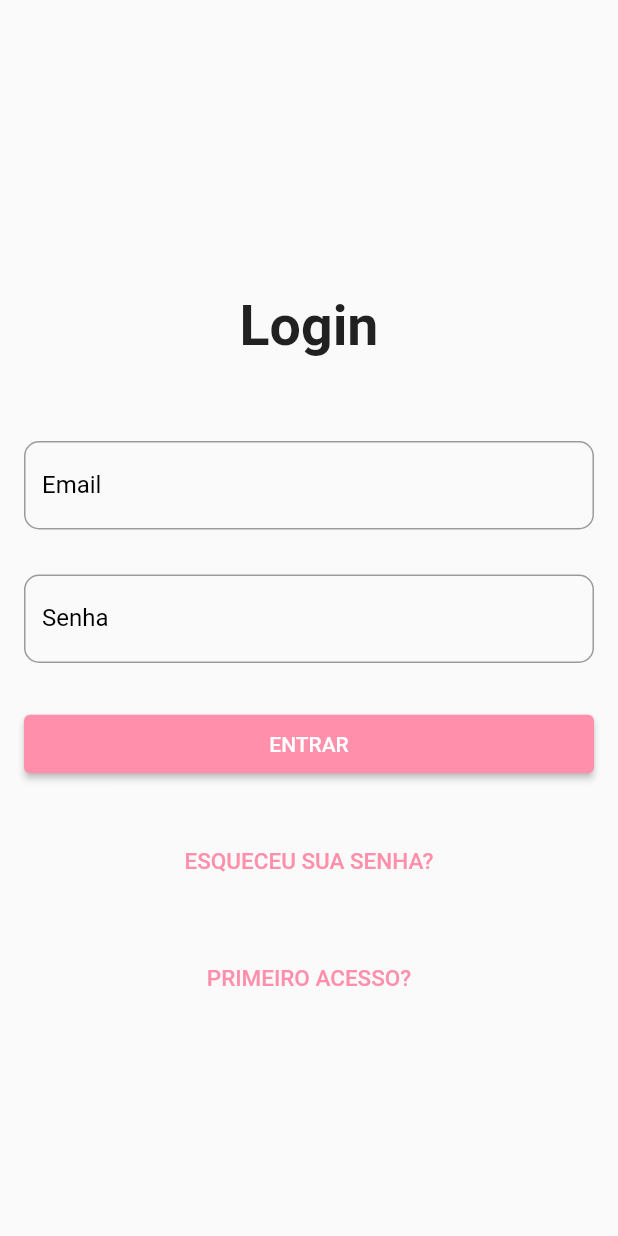
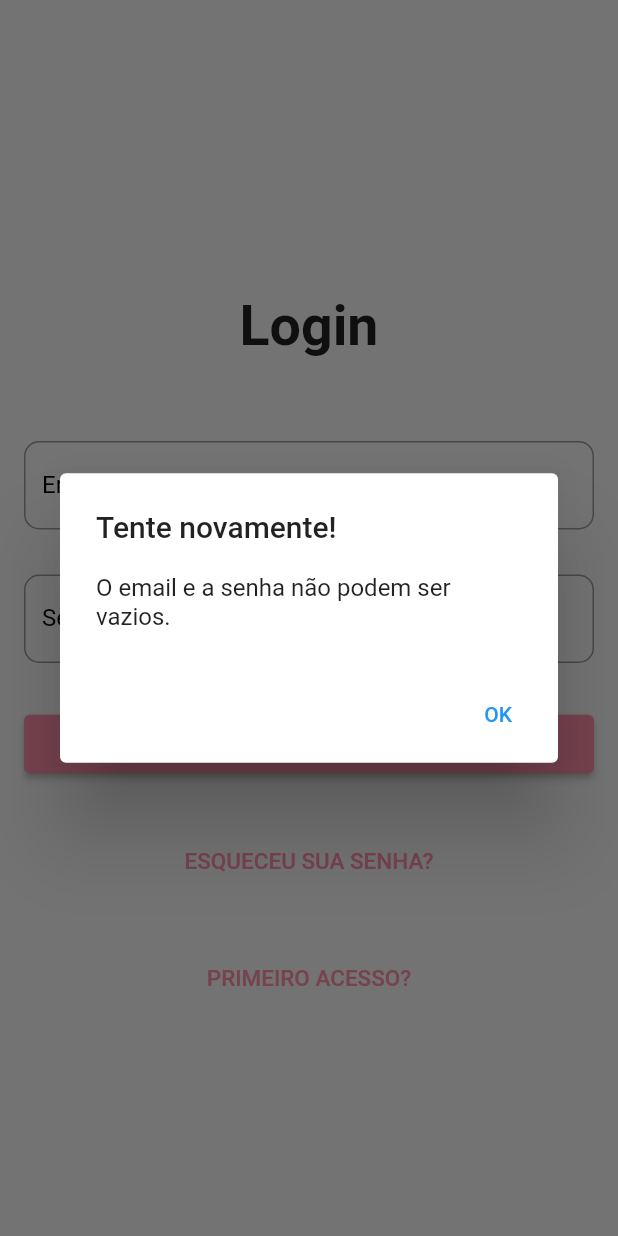
Before and after one commit to PedroPrazz/prognosticare, a Flutter app: the LoginPage screen opened directly, after a tap on "ENTRAR", on a phone screen of 412 x 824 dp. Run offline on Flutter 3.47's test engine with Material 2 defaults, Android fonts, the phone set to English and light mode, and no system bars; our stand-ins replace brasil_fields, flutter_secure_storage, get; missing offline and left inert: dart:js_interop; accounts and stored records are empty; network calls fail.

Commit message:
alerta login, senha e recuperar

```diff
--- a/lib/api/service/changePasswordService.dart
+++ b/lib/api/service/changePasswordService.dart
@@ -11,7 +11,7 @@ class ChangePasswordService {
 
     final userId = await storage.read(key: 'user_id');
 
-    final url = Uri.parse('http://prognosticare.ddns.net:8085/register-person/public/change-password/$userId');
+    final url = Uri.parse('http://localhost:8080/register-person/public/change-password/$userId');
 
     try {
       final response = await http.put(
--- a/lib/api/service/forgotPasswordService.dart
+++ b/lib/api/service/forgotPasswordService.dart
@@ -3,7 +3,7 @@ import 'package:http/http.dart' as http;
 
 class ForgotPasswordService {
   static Future<bool> getNewPassword(String email) async {
-    final url = Uri.parse('http://prognosticare.ddns.net:8085/register-person/public/forgot-password');
+    final url = Uri.parse('http://localhost:8080/register-person/public/forgot-password');
 
     try {
       final response = await http.post(
--- a/lib/api/service/getFindbyIDService.dart
+++ b/lib/api/service/getFindbyIDService.dart
@@ -9,7 +9,7 @@ class GetFindbyIDService {
 
     String? idPessoa = await storage.read(key: 'user_id');
     String? token = await storage.read(key: 'token');
-    final url = Uri.parse('http://prognosticare.ddns.net:8085/register-person/find/$idPessoa');
+    final url = Uri.parse('http://localhost:8080/register-person/find/$idPessoa');
 
     try {
       final response = await http.get(
--- a/lib/api/service/loginService.dart
+++ b/lib/api/service/loginService.dart
@@ -8,7 +8,7 @@ final storage = FlutterSecureStorage();
 
 class LoginService {
   static Future<bool> getLogin(String email, String password) async {
-    final url = Uri.parse('http://prognosticare.ddns.net:8085/login');
+    final url = Uri.parse('http://localhost:8080/login');
 
     try {
       final response = await http.post(
--- a/lib/api/service/personUpdateService.dart
+++ b/lib/api/service/personUpdateService.dart
@@ -4,7 +4,7 @@ import 'package:prognosticare/api/model/pessoa.dart';
 
 class PersonUpdateService {
   static Future<bool> getPerson(Pessoa pessoa) async {
-    final url = Uri.parse('http://prognosticare.ddns.net:8085/register-person/update');
+    final url = Uri.parse('http://localhost:8080/register-person/update');
     try {
       final response = await http.put(
         url,
--- a/lib/api/service/registerService.dart
+++ b/lib/api/service/registerService.dart
@@ -5,7 +5,7 @@ import 'package:intl/intl.dart';
 class RegisterService {
   static Future<bool> getRegister(String nome, String cpf, String email,
       String data, String password) async {
-    final url = Uri.parse('http://prognosticare.ddns.net:8085/register-person/save');
+    final url = Uri.parse('http://localhost:8080/register-person/save');
 
     try {
       final response = await http.post(
--- a/lib/src/auth/login.dart
+++ b/lib/src/auth/login.dart
@@ -12,7 +12,7 @@ class LoginPage extends StatelessWidget {
   @override
   Widget build(BuildContext context) {
     TextEditingController _email = TextEditingController();
-    TextEditingController _password= TextEditingController();
+    TextEditingController _password = TextEditingController();
     return Scaffold(
         body: SingleChildScrollView(
       reverse: true,
@@ -22,7 +22,8 @@ class LoginPage extends StatelessWidget {
             child: Form(
                 child: Column(children: [
               Container(
-                  margin: EdgeInsets.only(top: 180, left: 25, right: 25, bottom: 25),
+                  margin: EdgeInsets.only(
+                      top: 180, left: 25, right: 25, bottom: 25),
                   child: Text(
                     'Login',
                     style: TextStyle(fontSize: 37, fontWeight: FontWeight.bold),
@@ -75,16 +76,65 @@ class LoginPage extends StatelessWidget {
               SizedBox(height: 30),
               ElevatedButton(
                 onPressed: () async {
-                  bool loggedIn = await LoginService.getLogin(_email.text, _password.text);
+                  if (_email.text.isEmpty || _password.text.isEmpty) {
+                    // Exibir um AlertDialog se o email ou senha estiverem vazios
+                    showDialog(
+                      context: context,
+                      builder: (BuildContext context) {
+                        return AlertDialog(
+                          title: Text('Tente novamente!'),
+                          content:
+                              Text('O email e a senha não podem ser vazios.'),
+                          actions: [
+                            TextButton(
+                              onPressed: () {
+                                Navigator.of(context)
+                                    .pop(); // Fechar o AlertDialog
+                              },
+                              child: Text('OK'),
+                            ),
+                          ],
+                        );
+                      },
+                    );
+                  } else {
+                    bool loggedIn = await LoginService.getLogin(
+                        _email.text, _password.text);
                     if (loggedIn) {
                       if (_password.text == 'abcdefgh') {
-                      Navigator.push(context, MaterialPageRoute(builder: (context) => ChangePassword()));
+                        Navigator.push(
+                            context,
+                            MaterialPageRoute(
+                                builder: (context) => ChangePassword()));
                       } else {
-                      Navigator.push(context, MaterialPageRoute(builder: (context) => HomePage()));
+                        Navigator.push(
+                            context,
+                            MaterialPageRoute(
+                                builder: (context) => HomePage()));
                         GetFindbyIDService.getFindbyID();
                       }
                     } else {
-                    print('Seu email e senha não correspondem. Tente novamente!');
+                      // Exibir um AlertDialog se o login falhar
+                      showDialog(
+                        context: context,
+                        builder: (BuildContext context) {
+                          return AlertDialog(
+                            title: Text('Tente novamente!'),
+                            content:
+                                Text('Seu email e/ou senha não correspondem.'),
+                            actions: [
+                              TextButton(
+                                onPressed: () {
+                                  Navigator.of(context)
+                                      .pop(); // Fechar o AlertDialog
+                                },
+                                child: Text('OK'),
+                              ),
+                            ],
+                          );
+                        },
+                      );
+                    }
                   }
                 },
                 style: ElevatedButton.styleFrom(
@@ -94,7 +144,8 @@ class LoginPage extends StatelessWidget {
                 child: Container(
                   width: 465,
                   height: 39,
-                    child: Center(child: Text('ENTRAR'))),
+                  child: Center(child: Text('ENTRAR')),
+                ),
               ),
               SizedBox(height: 30),
               TextButton(
--- a/pubspec.yaml
+++ b/pubspec.yaml
@@ -49,7 +49,7 @@ dev_dependencies:
     # activated in the `analysis_options.yaml` file located at the root of your
     # package. See that file for information about deactivating specific lint
     # rules and activating additional ones.
-    flutter_lints: ^2.0.0
+    # flutter_lints: ^2.0.0
 
 # For information on the generic Dart part of this file, see the
 # following page: https://dart.dev/tools/pub/pubspec
```
Also changed, not shown: lib/src/auth/forgotPassword.dart (+48 -7 lines), pubspec.lock. Lines whose indentation alone changed are shown as unchanged.
